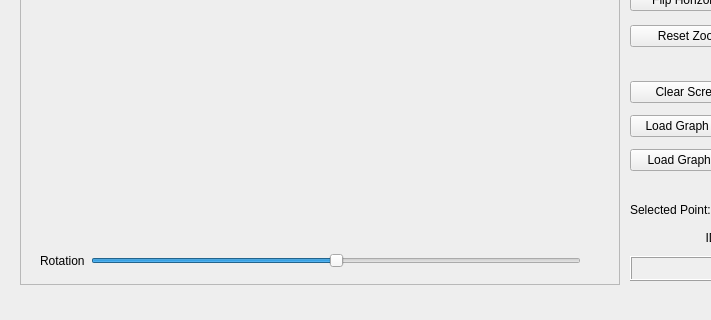
This is mainwindow.ui in citrovin/map-path-finder-embedded-cpp as Qt 5 draws it before an edit; both pictures show x 0 to 711 and y 344 to 664 of the 1146 by 664 pixel window. The edited form follows.
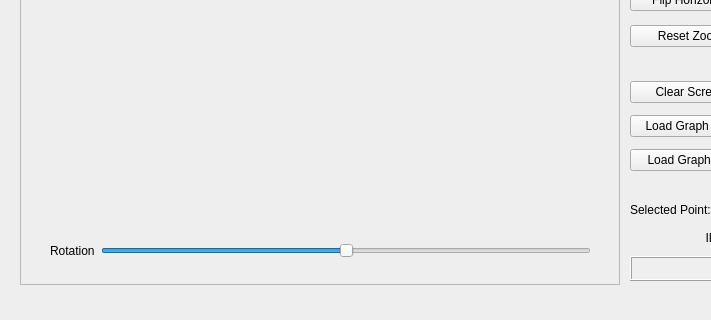
This is the edited form.

Commit message: zoom lag fix

```diff
--- a/mainwindow.ui
+++ b/mainwindow.ui
@@ -39,9 +39,6 @@
       <height>600</height>
      </rect>
     </property>
-    <property name="styleSheet">
-     <string notr="true"/>
-    </property>
    </widget>
    <widget class="QWidget" name="gridLayoutWidget">
     <property name="geometry">
@@ -559,8 +556,8 @@
    <widget class="QWidget" name="horizontalLayoutWidget">
     <property name="geometry">
      <rect>
-      <x>40</x>
-      <y>570</y>
+      <x>50</x>
+      <y>560</y>
       <width>541</width>
       <height>31</height>
      </rect>
```
The commit also changes 2 other files.
